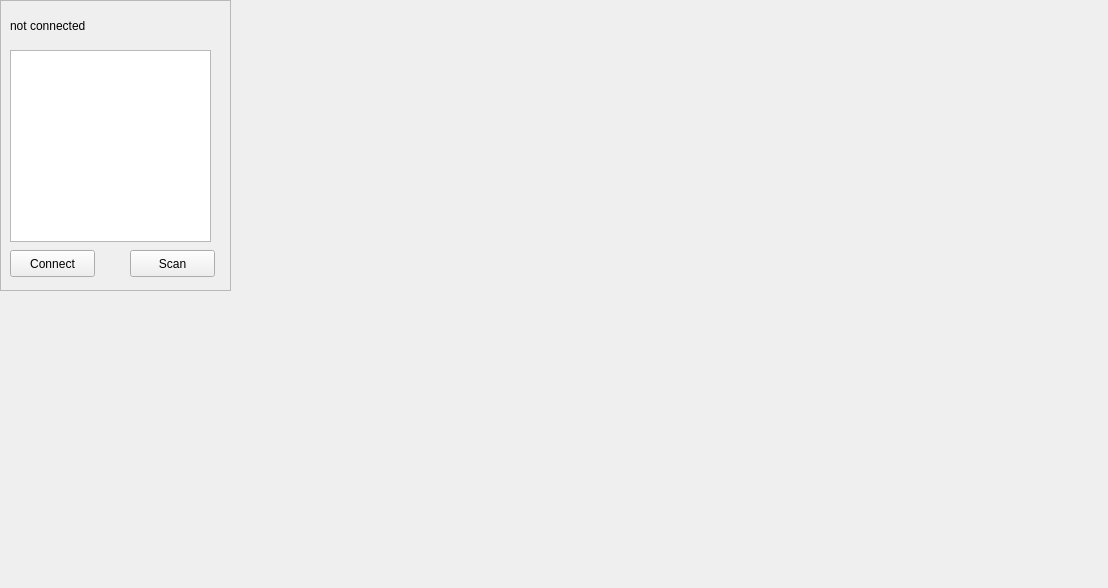
Peacecake/ITT-Abschlussprojekt, file Code/iplanpy.ui: the form before one commit.
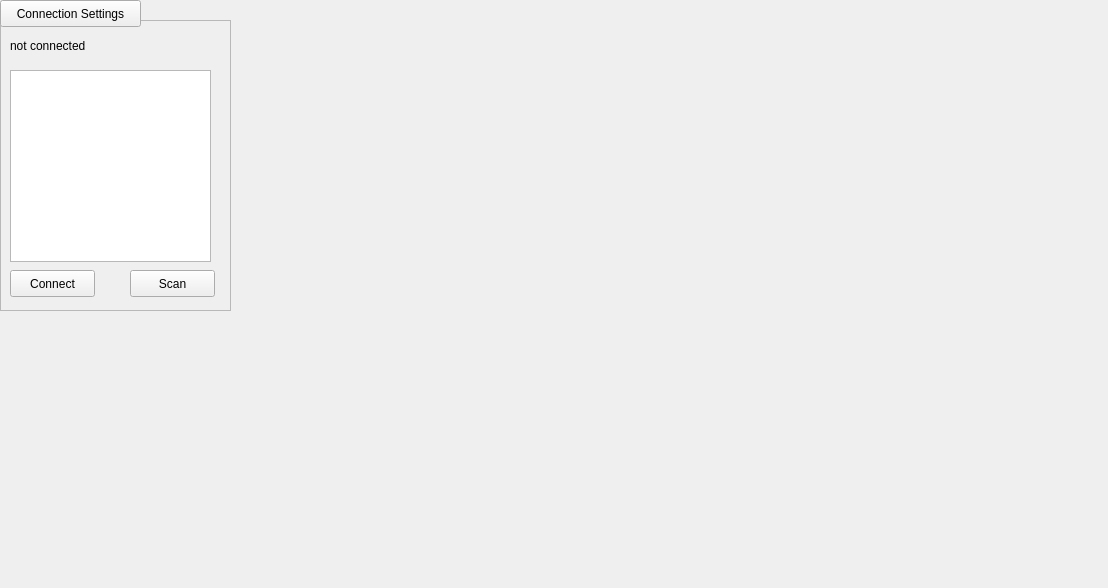
The form after the commit.

Commit message: added toggle button for connection settings visibility

```diff
--- a/Code/iplanpy.ui
+++ b/Code/iplanpy.ui
@@ -17,7 +17,7 @@
    <property name="geometry">
     <rect>
      <x>0</x>
-     <y>0</y>
+     <y>20</y>
      <width>231</width>
      <height>291</height>
     </rect>
@@ -78,6 +78,19 @@
     </property>
    </widget>
   </widget>
+  <widget class="QPushButton" name="btn_toggle_connection_frame">
+   <property name="geometry">
+    <rect>
+     <x>0</x>
+     <y>0</y>
+     <width>141</width>
+     <height>27</height>
+    </rect>
+   </property>
+   <property name="text">
+    <string>Connection Settings</string>
+   </property>
+  </widget>
  </widget>
  <resources/>
  <connections/>
```
Left out of the diff: 2 changed lines with no effect on the pictures. The commit also changes 2 other files.
